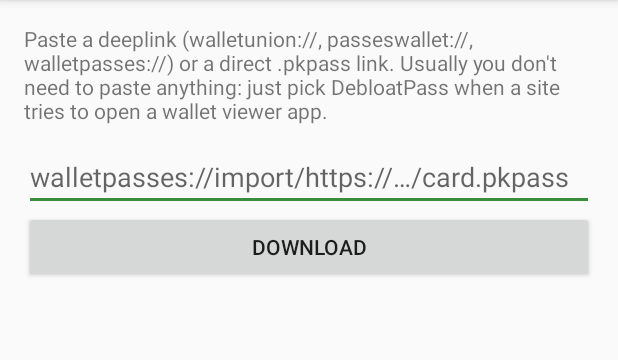
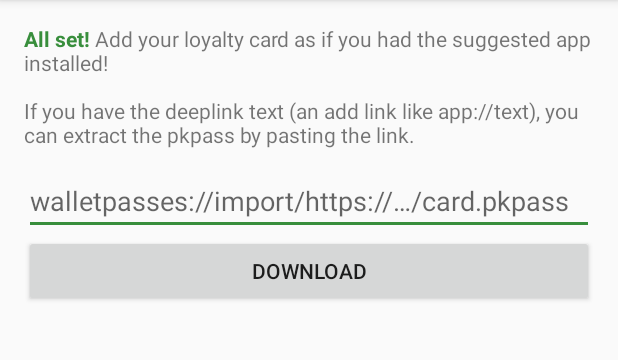
Before and after one commit to kinjalik/debloatpass, an Android app: the screen it shows after launch (ImportActivity), on a phone screen of 412 x 824 dp, the part 84-444 px from its top. Run offline under Robolectric (Android 15) with nearby library versions, the phone set to English and light mode, and no system bars.

Commit message:
feat: new main screen text
Co-Authored-By: Claude Opus 5.5 <noreply@anthropic.com>

```diff
--- a/app/src/main/res/values/strings.xml
+++ b/app/src/main/res/values/strings.xml
@@ -2,7 +2,8 @@
 <resources>
     <string name="app_name" translatable="false">DebloatPass</string>
     <string name="hint_url" translatable="false">walletpasses://import/https://…/card.pkpass</string>
-    <string name="intro">Paste a deeplink (walletunion://, passeswallet://, walletpasses://) or a direct .pkpass link. Usually you don\'t need to paste anything: just pick DebloatPass when a site tries to open a wallet viewer app.</string>
+    <!-- Styled text: the layout shows it via android:text, which keeps <b> and <font>. -->
+    <string name="intro"><font color="#388E3C"><b>All set!</b></font> Add your loyalty card as if you had the suggested app installed!\n\nIf you have the deeplink text (an add link like app://text), you can extract the pkpass by pasting the link.</string>
     <string name="fetch">Download</string>
     <string name="open">Open in wallet</string>
     <string name="share">Share</string>
```
Also changed, not shown: 1 other file.
